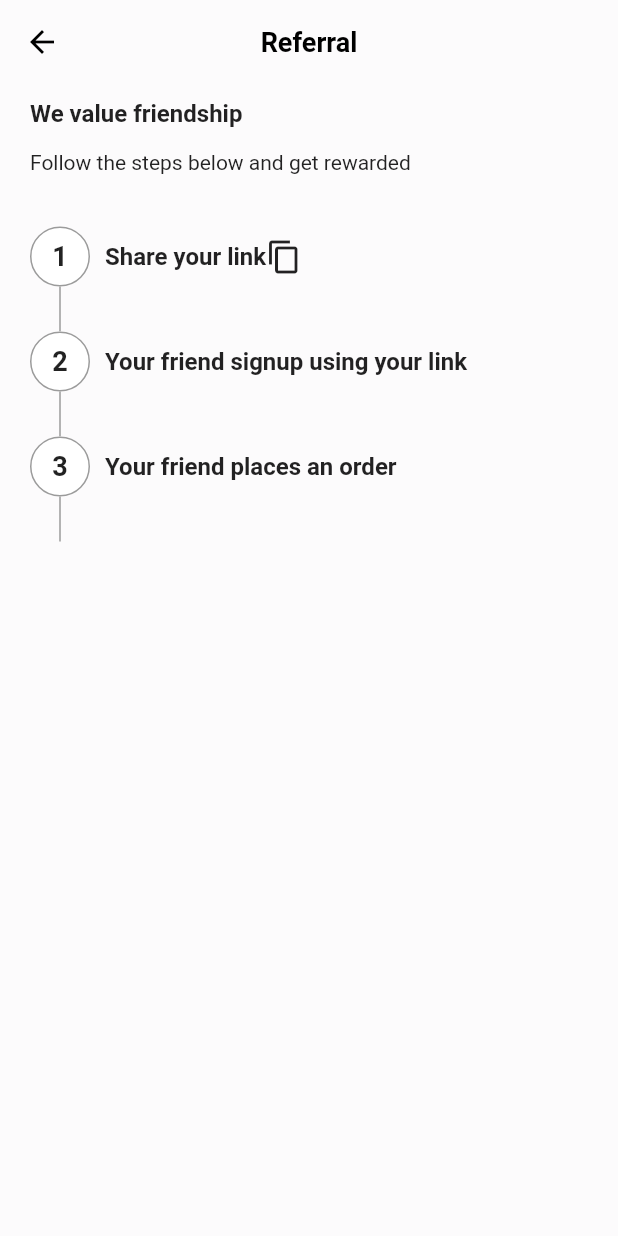
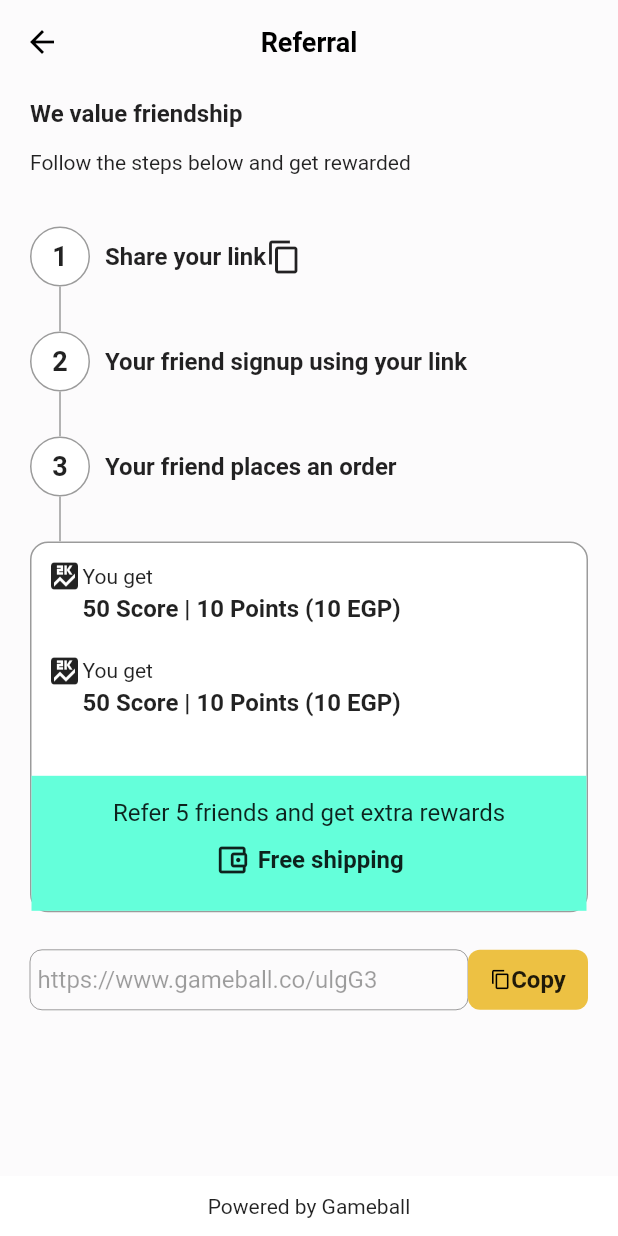
Before and after one commit to sobuur0/gameball, a Flutter app: the HomePage screen opened directly, after a tap on the "chevron right" icon, on a phone screen of 412 x 824 dp. Run offline on Flutter 3.47's test engine with Material 2 defaults, Android fonts, the phone set to English and light mode, and no system bars; our stand-ins replace percent_indicator.

Commit message:
implemented referral_page ui

```diff
--- a/lib/pages/home_page.dart
+++ b/lib/pages/home_page.dart
@@ -102,6 +102,8 @@ class _HomePageState extends State<HomePage> {
                     ),
                     const CopyReferralContainer(
                       textFieldHeight: 40.0,
+                      copyButtonHeight: 40.0,
+                      copyButtonWidth: 60.0,
                     ),
                     const Padding(
                       padding: EdgeInsets.symmetric(
--- a/lib/pages/referral_page.dart
+++ b/lib/pages/referral_page.dart
@@ -1,4 +1,6 @@
+import 'package:flutter/cupertino.dart';
 import 'package:flutter/material.dart';
+import 'package:gameball/widgets/copy_referral_container.dart';
 import 'package:gameball/widgets/referral_stages.dart';
 
 class ReferralPage extends StatefulWidget {
@@ -11,6 +13,8 @@ class ReferralPage extends StatefulWidget {
 class _ReferralPageState extends State<ReferralPage> {
   @override
   Widget build(BuildContext context) {
+    final size = MediaQuery.of(context).size;
+
     return Scaffold(
       appBar: AppBar(
         elevation: 0,
@@ -35,8 +39,8 @@ class _ReferralPageState extends State<ReferralPage> {
       ),
       body: Column(
         crossAxisAlignment: CrossAxisAlignment.start,
-        children: const <Widget>[
-          Padding(
+        children: <Widget>[
+          const Padding(
             padding: EdgeInsets.symmetric(
               horizontal: 20.0,
               vertical: 10.0,
@@ -49,7 +53,7 @@ class _ReferralPageState extends State<ReferralPage> {
               ),
             ),
           ),
-          Padding(
+          const Padding(
             padding: EdgeInsets.symmetric(
               horizontal: 20.0,
               vertical: 5.0,
@@ -61,21 +65,141 @@ class _ReferralPageState extends State<ReferralPage> {
               ),
             ),
           ),
-          ReferralStages(
+          const ReferralStages(
             topPadding: 30.0,
             stepNumber: '1',
             stepDesc: 'Share your link',
             stepIcon: Icons.copy,
           ),
-          ReferralStages(
+          const ReferralStages(
             topPadding: 0.0,
             stepNumber: '2',
             stepDesc: 'Your friend signup using your link',
           ),
-          ReferralStages(
+          const ReferralStages(
             topPadding: 0.0,
             stepNumber: '3',
             stepDesc: 'Your friend places an order',
+          ),
+          Padding(
+            padding: const EdgeInsets.symmetric(
+              horizontal: 20.0,
+            ),
+            child: Container(
+              height: size.height * 0.3,
+              decoration: ShapeDecoration(
+                color: Colors.white,
+                shape: OutlineInputBorder(
+                  borderRadius: BorderRadius.circular(12.0),
+                  borderSide: const BorderSide(
+                    color: Color(0xFF9B9B9B),
+                  ),
+                ),
+              ),
+              child: Column(
+                children: <Widget>[
+                  _buildColumn(),
+                  _buildColumn(),
+                  const Spacer(),
+                  Container(
+                    padding: const EdgeInsets.symmetric(
+                      vertical: 15.0,
+                    ),
+                    height: 90.0,
+                    decoration: const BoxDecoration(
+                      color: Colors.tealAccent,
+                    ),
+                    child: Column(
+                      children: <Widget>[
+                        const Text(
+                          'Refer 5 friends and get extra rewards',
+                          style: TextStyle(
+                            fontSize: 16.0,
+                          ),
+                        ),
+                        const SizedBox(
+                          height: 10.0,
+                        ),
+                        Row(
+                          mainAxisAlignment: MainAxisAlignment.center,
+                          children: const <Widget>[
+                            Icon(Icons.account_balance_wallet_outlined),
+                            SizedBox(
+                              width: 5.0,
+                            ),
+                            Text(
+                              'Free shipping',
+                              style: TextStyle(
+                                fontSize: 16.0,
+                                fontWeight: FontWeight.bold,
+                              ),
+                            ),
+                          ],
+                        ),
+                      ],
+                    ),
+                  ),
+                ],
+              ),
+            ),
+          ),
+          const Padding(
+            padding: EdgeInsets.symmetric(
+              horizontal: 10.0,
+              vertical: 15.0,
+            ),
+            child: CopyReferralContainer(
+              textFieldHeight: 40.0,
+              copyButtonHeight: 40.0,
+              copyButtonWidth: 80.0,
+            ),
+          ),
+        ],
+      ),
+      bottomNavigationBar: Container(
+        height: 40.0,
+        decoration: const BoxDecoration(
+          color: Colors.white,
+        ),
+        child: Row(
+          mainAxisAlignment: MainAxisAlignment.center,
+          children: const <Widget>[
+            Text('Powered by'),
+            // Image.asset(),
+            Text(' Gameball'),
+          ],
+        ),
+      ),
+    );
+  }
+
+  Widget _buildColumn() {
+    return Padding(
+      padding: const EdgeInsets.all(10.0),
+      child: Column(
+        crossAxisAlignment: CrossAxisAlignment.start,
+        children: <Widget>[
+          Row(
+            children: const <Widget>[
+              Icon(
+                Icons.score,
+              ),
+              Text(
+                'You get',
+              ),
+            ],
+          ),
+          const Padding(
+            padding: EdgeInsets.only(
+              left: 24.0,
+            ),
+            child: Text(
+              '50 Score | 10 Points (10 EGP)',
+              style: TextStyle(
+                fontWeight: FontWeight.bold,
+                fontSize: 16.0,
+              ),
+            ),
           ),
         ],
       ),
--- a/lib/widgets/copy_referral_container.dart
+++ b/lib/widgets/copy_referral_container.dart
@@ -3,10 +3,14 @@ import 'package:gameball/widgets/copy_button.dart';
 
 class CopyReferralContainer extends StatelessWidget {
   final double textFieldHeight;
+  final double copyButtonHeight;
+  final double copyButtonWidth;
 
   const CopyReferralContainer({
     required this.textFieldHeight,
-    Key? key
+    required this.copyButtonHeight,
+    required this.copyButtonWidth,
+    Key? key,
   }) : super(key: key);
 
   @override
@@ -35,9 +39,9 @@ class CopyReferralContainer extends StatelessWidget {
               ),
             ),
           ),
-          const CopyButton(
-            height: 40.0,
-            width: 60.0,
+          CopyButton(
+            height: copyButtonHeight,
+            width: copyButtonWidth,
           ),
         ],
       ),
```
